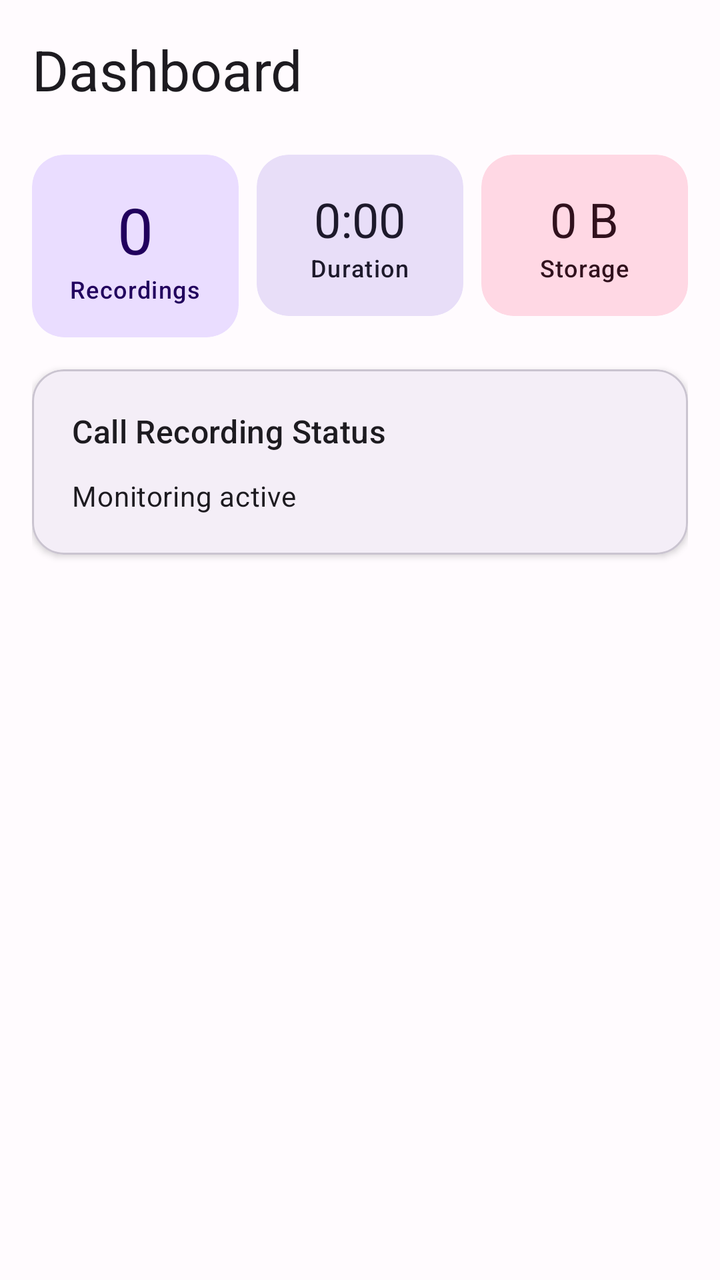
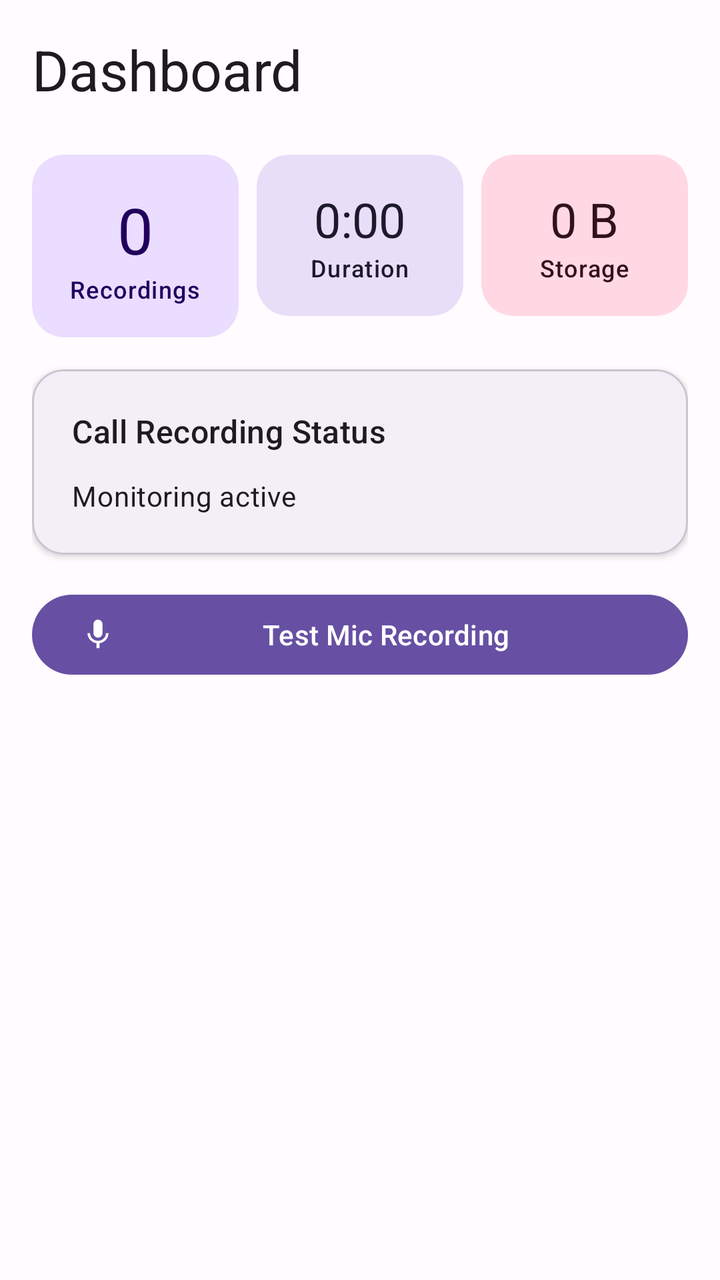

Screens rendered from an Android XML layout before and after an edit, with the pre-edit source and the edit as a unified diff.
<!-- AndroidManifest.xml: application theme Theme.CallRecorder -->
<!-- res/layout/fragment_dashboard.xml -->
<?xml version="1.0" encoding="utf-8"?>
<ScrollView
    xmlns:android="http://schemas.android.com/apk/res/android"
    xmlns:app="http://schemas.android.com/apk/res-auto"
    android:layout_width="match_parent"
    android:layout_height="match_parent"
    android:fillViewport="true">

    <LinearLayout
        android:layout_width="match_parent"
        android:layout_height="wrap_content"
        android:orientation="vertical"
        android:padding="16dp">

        
        <TextView
            android:layout_width="match_parent"
            android:layout_height="wrap_content"
            android:text="Dashboard"
            android:textAppearance="?attr/textAppearanceHeadlineMedium"
            android:layout_marginBottom="24dp" />

        
        <LinearLayout
            android:layout_width="match_parent"
            android:layout_height="wrap_content"
            android:orientation="horizontal"
            android:weightSum="3">

            
            <com.google.android.material.card.MaterialCardView
                android:layout_width="0dp"
                android:layout_height="wrap_content"
                android:layout_weight="1"
                android:layout_marginEnd="6dp"
                app:cardCornerRadius="16dp"
                app:cardElevation="0dp"
                app:strokeWidth="0dp"
                android:backgroundTint="?attr/colorPrimaryContainer">
                <LinearLayout
                    android:layout_width="match_parent"
                    android:layout_height="wrap_content"
                    android:orientation="vertical"
                    android:padding="16dp"
                    android:gravity="center">
                    <TextView
                        android:id="@+id/tv_total_recordings"
                        android:layout_width="wrap_content"
                        android:layout_height="wrap_content"
                        android:text="0"
                        android:textAppearance="?attr/textAppearanceHeadlineLarge"
                        android:textColor="?attr/colorOnPrimaryContainer" />
                    <TextView
                        android:layout_width="wrap_content"
                        android:layout_height="wrap_content"
                        android:text="Recordings"
                        android:textAppearance="?attr/textAppearanceLabelMedium"
                        android:textColor="?attr/colorOnPrimaryContainer" />
                </LinearLayout>
            </com.google.android.material.card.MaterialCardView>

            
            <com.google.android.material.card.MaterialCardView
                android:layout_width="0dp"
                android:layout_height="wrap_content"
                android:layout_weight="1"
                android:layout_marginHorizontal="3dp"
                app:cardCornerRadius="16dp"
                app:cardElevation="0dp"
                app:strokeWidth="0dp"
                android:backgroundTint="?attr/colorSecondaryContainer">
                <LinearLayout
                    android:layout_width="match_parent"
                    android:layout_height="wrap_content"
                    android:orientation="vertical"
                    android:padding="16dp"
                    android:gravity="center">
                    <TextView
                        android:id="@+id/tv_total_duration"
                        android:layout_width="wrap_content"
                        android:layout_height="wrap_content"
                        android:text="0:00"
                        android:textAppearance="?attr/textAppearanceHeadlineSmall"
                        android:textColor="?attr/colorOnSecondaryContainer" />
                    <TextView
                        android:layout_width="wrap_content"
                        android:layout_height="wrap_content"
                        android:text="Duration"
                        android:textAppearance="?attr/textAppearanceLabelMedium"
                        android:textColor="?attr/colorOnSecondaryContainer" />
                </LinearLayout>
            </com.google.android.material.card.MaterialCardView>

            
            <com.google.android.material.card.MaterialCardView
                android:layout_width="0dp"
                android:layout_height="wrap_content"
                android:layout_weight="1"
                android:layout_marginStart="6dp"
                app:cardCornerRadius="16dp"
                app:cardElevation="0dp"
                app:strokeWidth="0dp"
                android:backgroundTint="?attr/colorTertiaryContainer">
                <LinearLayout
                    android:layout_width="match_parent"
                    android:layout_height="wrap_content"
                    android:orientation="vertical"
                    android:padding="16dp"
                    android:gravity="center">
                    <TextView
                        android:id="@+id/tv_storage_used"
                        android:layout_width="wrap_content"
                        android:layout_height="wrap_content"
                        android:text="0 B"
                        android:textAppearance="?attr/textAppearanceHeadlineSmall"
                        android:textColor="?attr/colorOnTertiaryContainer" />
                    <TextView
                        android:layout_width="wrap_content"
                        android:layout_height="wrap_content"
                        android:text="Storage"
                        android:textAppearance="?attr/textAppearanceLabelMedium"
                        android:textColor="?attr/colorOnTertiaryContainer" />
                </LinearLayout>
            </com.google.android.material.card.MaterialCardView>

        </LinearLayout>

        
        <com.google.android.material.card.MaterialCardView
            android:layout_width="match_parent"
            android:layout_height="wrap_content"
            android:layout_marginTop="16dp"
            app:cardCornerRadius="16dp"
            app:cardElevation="2dp">
            <LinearLayout
                android:layout_width="match_parent"
                android:layout_height="wrap_content"
                android:orientation="vertical"
                android:padding="20dp">
                <TextView
                    android:layout_width="wrap_content"
                    android:layout_height="wrap_content"
                    android:text="Call Recording Status"
                    android:textAppearance="?attr/textAppearanceTitleMedium"
                    android:layout_marginBottom="12dp" />
                <TextView
                    android:id="@+id/tv_status"
                    android:layout_width="wrap_content"
                    android:layout_height="wrap_content"
                    android:text="Monitoring active"
                    android:textAppearance="?attr/textAppearanceBodyMedium" />
            </LinearLayout>
        </com.google.android.material.card.MaterialCardView>

    </LinearLayout>
</ScrollView>
<!-- resources referenced by this layout -->
<resources>
  <style name="Theme.CallRecorder" parent="Theme.Material3.DayNight.NoActionBar">
          <item name="colorPrimary">@color/md_theme_primary</item>
          <item name="colorOnPrimary">@color/md_theme_on_primary</item>
          <item name="colorPrimaryContainer">@color/md_theme_primary_container</item>
          <item name="colorOnPrimaryContainer">@color/md_theme_on_primary_container</item>
          <item name="colorSecondary">@color/md_theme_secondary</item>
          <item name="colorOnSecondary">@color/md_theme_on_secondary</item>
          <item name="colorSecondaryContainer">@color/md_theme_secondary_container</item>
          <item name="colorOnSecondaryContainer">@color/md_theme_on_secondary_container</item>
          <item name="colorTertiary">@color/md_theme_tertiary</item>
          <item name="colorOnTertiary">@color/md_theme_on_tertiary</item>
          <item name="colorTertiaryContainer">@color/md_theme_tertiary_container</item>
          <item name="colorOnTertiaryContainer">@color/md_theme_on_tertiary_container</item>
          <item name="colorError">@color/md_theme_error</item>
          <item name="android:colorBackground">@color/md_theme_background</item>
          <item name="colorSurface">@color/md_theme_surface</item>
          <item name="colorSurfaceVariant">@color/md_theme_surface_variant</item>
      </style>
  <color name="md_theme_primary">#6750A4</color>
  <color name="md_theme_on_primary">#FFFFFF</color>
  <color name="md_theme_primary_container">#EADDFF</color>
  <color name="md_theme_on_primary_container">#21005D</color>
  <color name="md_theme_secondary">#625B71</color>
  <color name="md_theme_on_secondary">#FFFFFF</color>
  <color name="md_theme_secondary_container">#E8DEF8</color>
  <color name="md_theme_on_secondary_container">#1D192B</color>
  <color name="md_theme_tertiary">#7D5260</color>
  <color name="md_theme_on_tertiary">#FFFFFF</color>
  <color name="md_theme_tertiary_container">#FFD8E4</color>
  <color name="md_theme_on_tertiary_container">#31111D</color>
  <color name="md_theme_error">#B3261E</color>
  <color name="md_theme_background">#FFFBFE</color>
  <color name="md_theme_surface">#FFFBFE</color>
  <color name="md_theme_surface_variant">#E7E0EC</color>
</resources>

<!-- the commit's change to res/layout/fragment_dashboard.xml (unified diff, before → after) -->
@@ -145,12 +145,21 @@
                     android:layout_marginBottom="12dp" />
                 <TextView
                     android:id="@+id/tv_status"
-                    android:layout_width="wrap_content"
+                    android:layout_width="match_parent"
                     android:layout_height="wrap_content"
                     android:text="Monitoring active"
                     android:textAppearance="?attr/textAppearanceBodyMedium" />
             </LinearLayout>
         </com.google.android.material.card.MaterialCardView>
 
+        
+        <com.google.android.material.button.MaterialButton
+            android:id="@+id/btn_test_recording"
+            android:layout_width="match_parent"
+            android:layout_height="wrap_content"
+            android:layout_marginTop="16dp"
+            android:text="Test Mic Recording"
+            app:icon="@drawable/ic_mic" />
+
     </LinearLayout>
 </ScrollView>
<!-- resource entries referenced after the edit -->
@@ -1,5 +1,14 @@
 <!-- resources referenced by this layout -->
 <resources>
+  <!-- drawable ic_mic (drawable) -->
+  <?xml version="1.0" encoding="utf-8"?>
+  <vector xmlns:android="http://schemas.android.com/apk/res/android"
+      android:width="24dp" android:height="24dp"
+      android:viewportWidth="24" android:viewportHeight="24"
+      android:tint="?attr/colorControlNormal">
+      <path android:fillColor="@android:color/white"
+          android:pathData="M12,14c1.66,0 2.99,-1.34 2.99,-3L15,5c0,-1.66 -1.34,-3 -3,-3S9,3.34 9,5v6c0,1.66 1.34,3 3,3zM17.3,11c0,3 -2.54,5.1 -5.3,5.1S6.7,14 6.7,11H5c0,3.41 2.72,6.23 6,6.72V21h2v-3.28c3.28,-0.48 6,-3.3 6,-6.72h-1.7z"/>
+  </vector>
   <style name="Theme.CallRecorder" parent="Theme.Material3.DayNight.NoActionBar">
           <item name="colorPrimary">@color/md_theme_primary</item>
           <item name="colorOnPrimary">@color/md_theme_on_primary</item>
